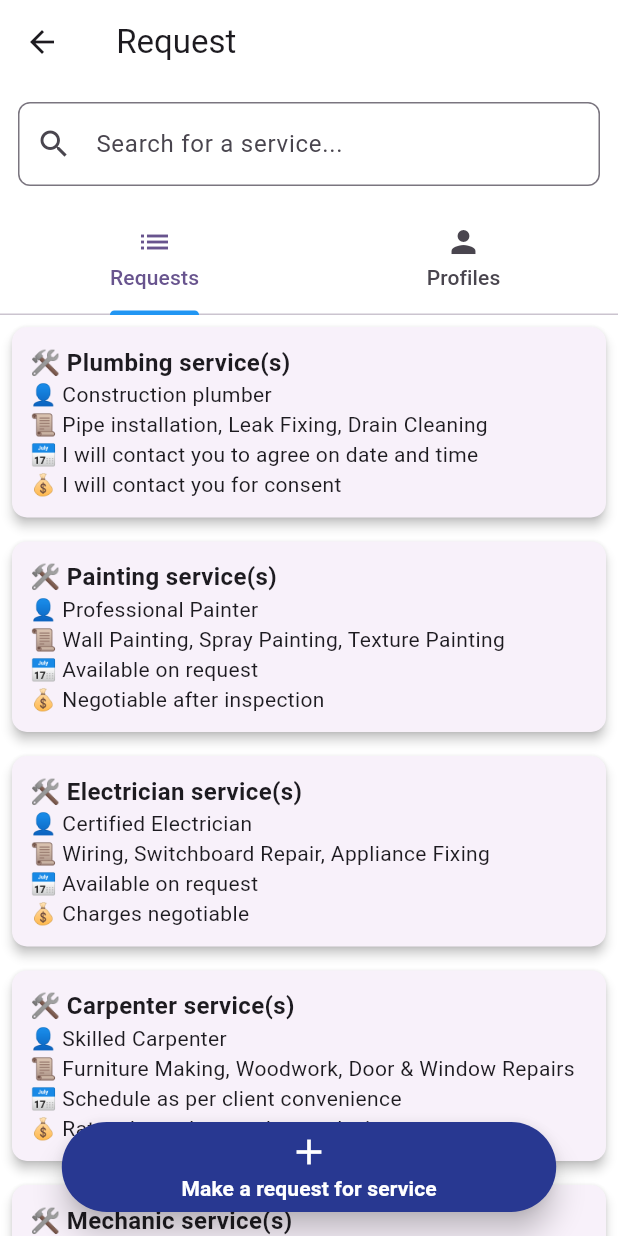
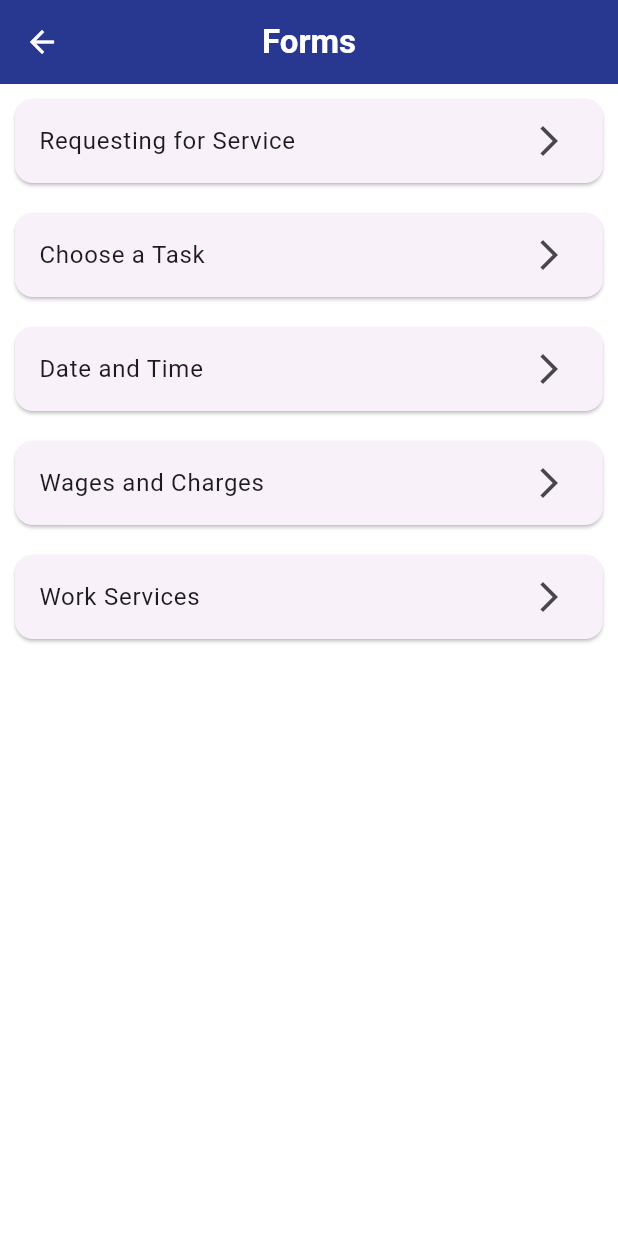
Before and after one commit to Ajitcool008/LuRichMaxBLE, a Flutter app: the HomePage screen opened directly with empty values, after a tap on "Make a request for service", on a phone screen of 412 x 824 dp. Run offline on Flutter 3.47's test engine with Material 3 defaults, Android fonts, the phone set to English and light mode, and no system bars; our stand-ins replace flutter_otp_text_field; missing offline and left inert: flutter_timer_countdown, responsive_navigation_bar.

Commit message:
update home screen navigation; replace MyTask with SplashView and add FormsListScreen

```diff
--- a/lib/main.dart
+++ b/lib/main.dart
@@ -1,6 +1,6 @@
 import 'package:flutter/material.dart';
 import 'package:lurichmaxble/components/app_colors.dart';
-import 'package:lurichmaxble/src/modules/home_screen/views/my_task_view.dart';
+import 'package:lurichmaxble/src/modules/splash_screen/views/splash_view.dart';
 
 void main() {
   runApp(const MyApp());
@@ -20,7 +20,7 @@ class MyApp extends StatelessWidget {
         primaryColor: AppColors.appColor,
         colorScheme: ColorScheme.fromSeed(seedColor: Colors.deepPurple),
       ),
-      home: MyTask(),
+      home: SplashView(),
     );
   }
 }
--- /dev/null
+++ b/lib/src/modules/create_request/views/form_list_screen.dart
@@ -0,0 +1,52 @@
+import 'package:flutter/material.dart';
+import 'package:lurichmaxble/src/modules/create_request/views/form_detail_page.dart';
+
+class FormsListScreen extends StatelessWidget {
+  FormsListScreen({super.key});
+
+  final List<String> _forms = [
+    "Requesting for Service",
+    "Choose a Task",
+    "Date and Time",
+    "Wages and Charges",
+    "Work Services",
+  ];
+
+  @override
+  Widget build(BuildContext context) {
+    return Scaffold(
+      appBar: AppBar(
+        title: const Text(
+          'Forms',
+          style: TextStyle(color: Colors.white, fontWeight: FontWeight.bold),
+        ),
+        iconTheme: IconThemeData(
+          color: Colors.white, //change your color here
+        ),
+        centerTitle: true,
+        backgroundColor: const Color(0xff283891),
+      ),
+      body: ListView.builder(
+        itemCount: _forms.length,
+        itemBuilder: (context, index) {
+          return Card(
+            margin: const EdgeInsets.all(10),
+            child: ListTile(
+              title: Text(_forms[index]),
+              trailing: const Icon(Icons.arrow_forward_ios),
+              onTap: () {
+                Navigator.push(
+                  context,
+                  MaterialPageRoute(
+                    builder:
+                        (context) => FormDetailScreen(formTitle: _forms[index]),
+                  ),
+                );
+              },
+            ),
+          );
+        },
+      ),
+    );
+  }
+}
--- a/lib/src/modules/home_screen/views/home_view.dart
+++ b/lib/src/modules/home_screen/views/home_view.dart
@@ -1,5 +1,8 @@
 import 'package:flutter/material.dart';
 import 'package:lurichmaxble/components/app_colors.dart';
+import 'package:lurichmaxble/src/modules/create_request/views/form_list_screen.dart';
+import 'package:lurichmaxble/src/modules/home_screen/views/my_task_view.dart';
+import 'package:lurichmaxble/src/modules/home_screen/views/proposal_view.dart';
 import 'package:responsive_navigation_bar/responsive_navigation_bar.dart';
 
 class HomeView extends StatefulWidget {
@@ -31,8 +34,8 @@ class HomeViewState extends State<HomeView> {
       HomePage(
         initialSearchQuery: widget.initialSearchQuery,
       ), // ✅ Use widget.initialSearchQuery
-      SearchPage(),
-      TaskPage(),
+      ProposalView(),
+      MyTask(),
       ProfilePage(),
     ];
   }
@@ -321,7 +324,10 @@ class _HomePageState extends State<HomePage> {
           height: 60,
           child: ElevatedButton(
             onPressed: () {
-              // Add action here
+              Navigator.push(
+                context,
+                MaterialPageRoute(builder: (context) => FormsListScreen()),
+              );
             },
             style: ElevatedButton.styleFrom(
               backgroundColor: const Color(0xff283891), // Your theme color
```
Also changed, not shown: lib/src/modules/create_request/views/form_detail_page.dart (added, +178 -0 lines), lib/src/modules/home_screen/views/my_task_view.dart (+24 -24 lines), lib/src/modules/home_screen/views/proposal_view.dart (+24 -24 lines).
